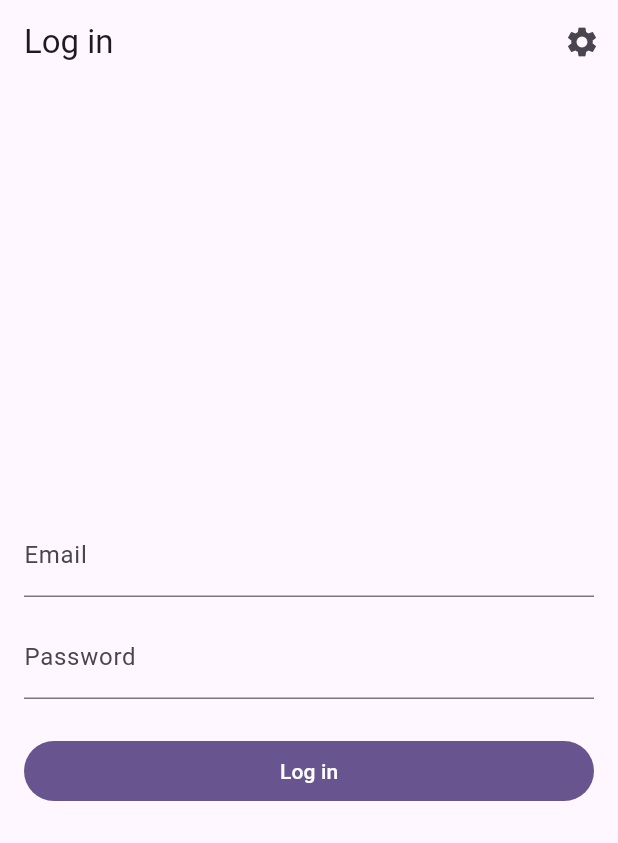
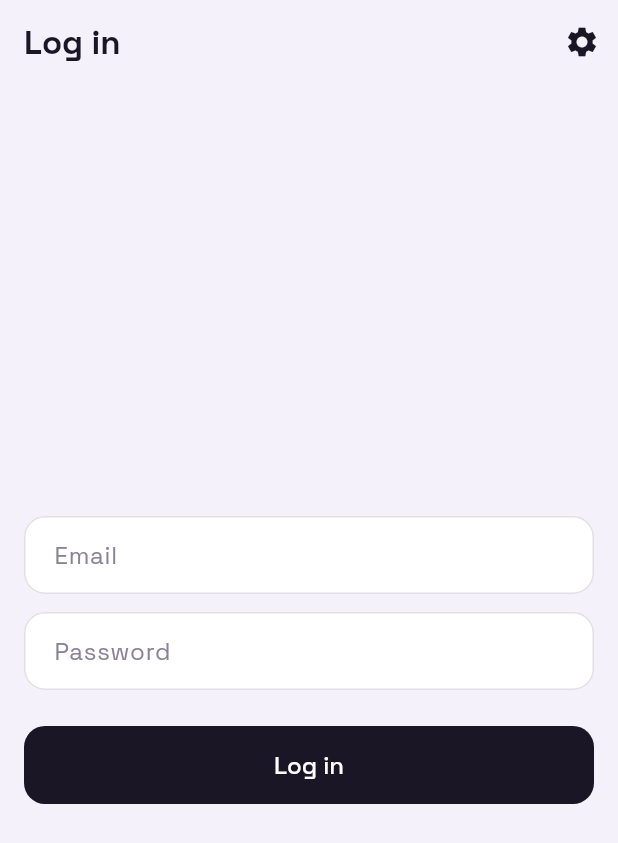
Before and after one commit to ByteKilns/adelaide, a Flutter app: the screen it shows after launch, on a phone screen of 412 x 824 dp. Shown: the top 843 px of the screen. Run offline on Flutter 3.47's test engine with Material 3 defaults, Android fonts, the phone set to English and light mode, and no system bars; our stand-ins replace flutter_riverpod, flutter_secure_storage, shared_preferences, speech_to_text.

Commit message:
feat(mobile): add app theme with Space Grotesk typography

```diff
--- a/mobile/lib/main.dart
+++ b/mobile/lib/main.dart
@@ -4,6 +4,7 @@ import 'package:flutter_riverpod/flutter_riverpod.dart';
 import 'providers/auth_provider.dart';
 import 'screens/login_screen.dart';
 import 'screens/splash_screen.dart';
+import 'theme/app_theme.dart';
 
 final navigatorKey = GlobalKey<NavigatorState>();
 
@@ -30,7 +31,7 @@ class PikoApp extends ConsumerWidget {
     return MaterialApp(
       navigatorKey: navigatorKey,
       title: 'Piko',
-      theme: ThemeData(colorSchemeSeed: Colors.deepPurple, useMaterial3: true),
+      theme: AppTheme.theme,
       home: const SplashScreen(),
       debugShowCheckedModeBanner: false,
     );
--- /dev/null
+++ b/mobile/lib/theme/app_theme.dart
@@ -0,0 +1,119 @@
+import 'package:flutter/material.dart';
+
+class AppColors {
+  AppColors._();
+
+  static const background = Color(0xFFF5F1FA);
+  static const surface = Color(0xFFFFFFFF);
+  static const primary = Color(0xFF5B3FA6);
+  static const textPrimary = Color(0xFF1A1625);
+  static const textMuted = Color(0xFF8A8398);
+}
+
+class AppTheme {
+  AppTheme._();
+
+  static const eyebrow = TextStyle(
+    fontFamily: 'SpaceGrotesk',
+    fontWeight: FontWeight.w500,
+    fontSize: 12,
+    letterSpacing: 1.5,
+    color: AppColors.textMuted,
+  );
+
+  static const headline = TextStyle(
+    fontFamily: 'SpaceGrotesk',
+    fontWeight: FontWeight.w700,
+    fontSize: 32,
+    color: AppColors.textPrimary,
+    height: 1.15,
+  );
+
+  static const wordmark = TextStyle(
+    fontFamily: 'SpaceGrotesk',
+    fontWeight: FontWeight.w700,
+    fontSize: 32,
+    color: AppColors.textPrimary,
+  );
+
+  static const sectionHeading = TextStyle(
+    fontFamily: 'SpaceGrotesk',
+    fontWeight: FontWeight.w700,
+    fontSize: 20,
+    color: AppColors.textPrimary,
+  );
+
+  static const subtitle = TextStyle(
+    fontFamily: 'SpaceGrotesk',
+    fontSize: 15,
+    color: AppColors.textMuted,
+  );
+
+  static ThemeData get theme {
+    final base = ThemeData(
+      useMaterial3: true,
+      colorSchemeSeed: AppColors.primary,
+      fontFamily: 'SpaceGrotesk',
+    );
+
+    final inputBorder = OutlineInputBorder(
+      borderRadius: BorderRadius.circular(14),
+      borderSide: BorderSide(color: AppColors.textMuted.withValues(alpha: 0.25)),
+    );
+
+    return base.copyWith(
+      scaffoldBackgroundColor: AppColors.background,
+      colorScheme: base.colorScheme.copyWith(
+        primary: AppColors.primary,
+        surface: AppColors.surface,
+      ),
+      appBarTheme: const AppBarTheme(
+        backgroundColor: AppColors.background,
+        foregroundColor: AppColors.textPrimary,
+        elevation: 0,
+        surfaceTintColor: Colors.transparent,
+        titleTextStyle: TextStyle(
+          fontFamily: 'SpaceGrotesk',
+          fontWeight: FontWeight.w700,
+          fontSize: 22,
+          color: AppColors.textPrimary,
+        ),
+      ),
+      textTheme: base.textTheme.apply(
+        fontFamily: 'SpaceGrotesk',
+        bodyColor: AppColors.textPrimary,
+        displayColor: AppColors.textPrimary,
+      ),
+      inputDecorationTheme: InputDecorationTheme(
+        filled: true,
+        fillColor: AppColors.surface,
+        contentPadding: const EdgeInsets.symmetric(horizontal: 16, vertical: 14),
+        border: inputBorder,
+        enabledBorder: inputBorder,
+        focusedBorder: inputBorder.copyWith(
+          borderSide: const BorderSide(color: AppColors.primary, width: 1.5),
+        ),
+        labelStyle: const TextStyle(color: AppColors.textMuted, fontFamily: 'SpaceGrotesk'),
+        hintStyle: TextStyle(color: AppColors.textMuted.withValues(alpha: 0.6), fontFamily: 'SpaceGrotesk'),
+      ),
+      filledButtonTheme: FilledButtonThemeData(
+        style: FilledButton.styleFrom(
+          backgroundColor: AppColors.textPrimary,
+          foregroundColor: Colors.white,
+          minimumSize: const Size.fromHeight(52),
+          shape: RoundedRectangleBorder(borderRadius: BorderRadius.circular(14)),
+          textStyle: const TextStyle(fontFamily: 'SpaceGrotesk', fontWeight: FontWeight.w500, fontSize: 16),
+        ),
+      ),
+      outlinedButtonTheme: OutlinedButtonThemeData(
+        style: OutlinedButton.styleFrom(
+          foregroundColor: AppColors.primary,
+          side: const BorderSide(color: AppColors.primary),
+          minimumSize: const Size.fromHeight(52),
+          shape: RoundedRectangleBorder(borderRadius: BorderRadius.circular(14)),
+          textStyle: const TextStyle(fontFamily: 'SpaceGrotesk', fontWeight: FontWeight.w500, fontSize: 16),
+        ),
+      ),
+    );
+  }
+}
```
